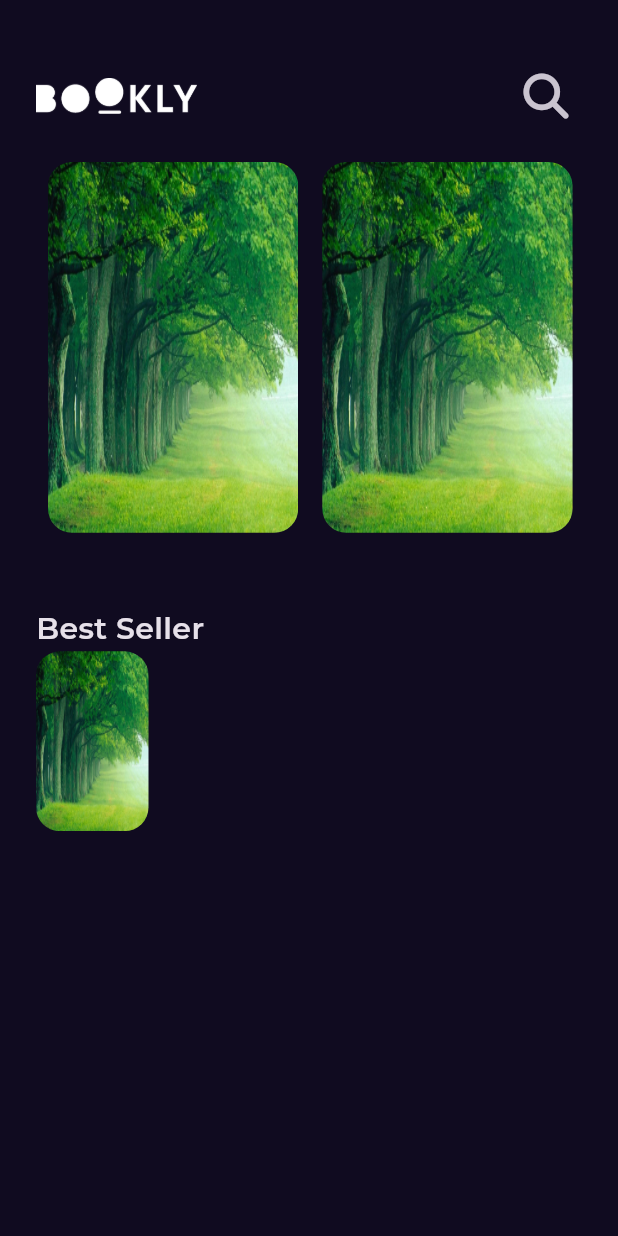
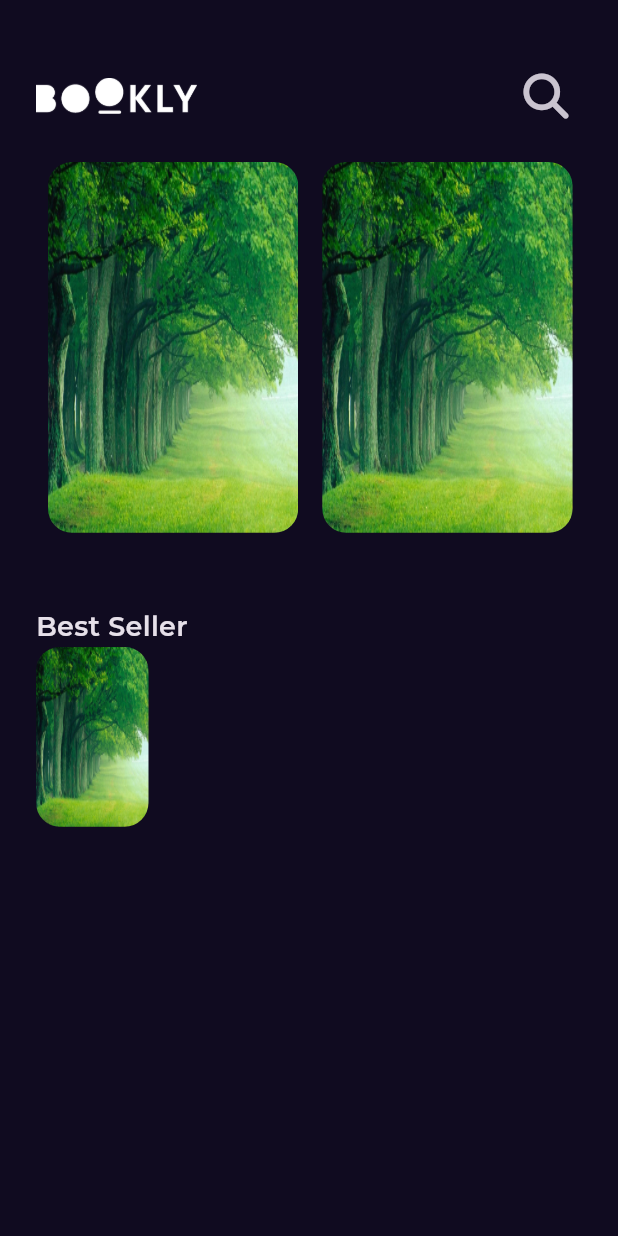
Before and after one commit to mohamedali37/bookly-app, a Flutter app: the screen it shows after launch, on a phone screen of 412 x 824 dp. Run offline on Flutter 3.47's test engine with Material 3 defaults, Android fonts, the phone set to English and light mode, and no system bars; our stand-ins replace font_awesome_flutter, get, google_fonts.

Commit message:
create styles file

```diff
--- a/lib/constatnts.dart
+++ b/lib/constatnts.dart
@@ -2,3 +2,4 @@ import 'package:flutter/material.dart';
 
 const kPrimaryColor = Color(0xff100B20);
 const kDurationTransation = Duration(milliseconds: 250);
+const kGTSectra = 'GT Sectra';
--- a/lib/core/utils/styles.dart
+++ b/lib/core/utils/styles.dart
@@ -1,8 +1,31 @@
+import 'package:bookly_app/constatnts.dart';
 import 'package:flutter/material.dart';
 
 abstract class Styles {
-  static const style = TextStyle(
-    fontSize: 20,
+  static const textStyle18 = TextStyle(
+    fontSize: 18,
     fontWeight: FontWeight.w600,
   );
+
+  static const textStyle20 = TextStyle(
+    fontSize: 20,
+    fontWeight: FontWeight.normal,
+    fontFamily: kGTSectra,
+  );
+
+  static const textStyle30 = TextStyle(
+    fontSize: 30,
+    fontWeight: FontWeight.normal,
+    fontFamily: kGTSectra,
+  );
+
+  static const textStyle14 = TextStyle(
+    fontSize: 14,
+    fontWeight: FontWeight.normal,
+  );
+
+  static const textStyle16 = TextStyle(
+    fontSize: 16,
+    fontWeight: FontWeight.w500,
+  );
 }
--- a/lib/features/home/presentation/views/widgets/home_view_body.dart
+++ b/lib/features/home/presentation/views/widgets/home_view_body.dart
@@ -18,7 +18,7 @@ class HomeViewBody extends StatelessWidget {
           CustomAppBar(),
           BooklyListView(),
           SizedBox(height: 50,),
-          Text('Best Seller', style: Styles.style,),
+          Text('Best Seller', style: Styles.textStyle18,),
           BestSellerItem(),
         ],
       ),
```
Also changed, not shown: pubspec.yaml (+4 -4 lines).
